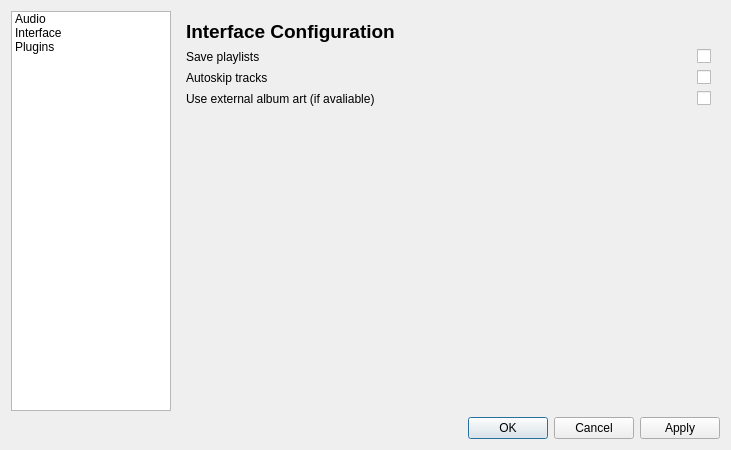
Qt form src/PAW_GUI/settings_paw_gui.ui (CapitanMurasa/PerfectAudioWorks) before a commit.
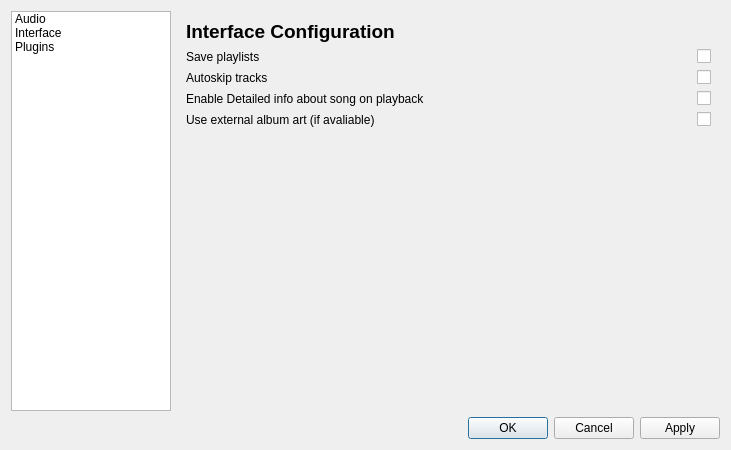
The same form after that commit. The open tabs and pages were chosen to show the change.

Diff of the .ui file:
```diff
--- a/src/PAW_GUI/settings_paw_gui.ui
+++ b/src/PAW_GUI/settings_paw_gui.ui
@@ -146,14 +146,14 @@
              </property>
             </widget>
            </item>
-           <item row="2" column="0">
+           <item row="3" column="0">
             <widget class="QLabel" name="label_3">
              <property name="text">
               <string>Use external album art (if avaliable)</string>
              </property>
             </widget>
            </item>
-           <item row="2" column="1">
+           <item row="3" column="1">
             <widget class="QCheckBox" name="UseExternalAlbumArt">
              <property name="layoutDirection">
               <enum>Qt::LayoutDirection::RightToLeft</enum>
@@ -163,6 +163,23 @@
              </property>
             </widget>
            </item>
+           <item row="2" column="0">
+            <widget class="QLabel" name="label_5">
+             <property name="text">
+              <string>Enable Detailed info about song on playback</string>
+             </property>
+            </widget>
+           </item>
+           <item row="2" column="1">
+            <widget class="QCheckBox" name="EnableDebugInfo">
+             <property name="layoutDirection">
+              <enum>Qt::LayoutDirection::RightToLeft</enum>
+             </property>
+             <property name="text">
+              <string/>
+             </property>
+            </widget>
+           </item>
           </layout>
          </item>
          <item>
```
Left out of the diff: 2 changed lines with no effect on the pictures.
